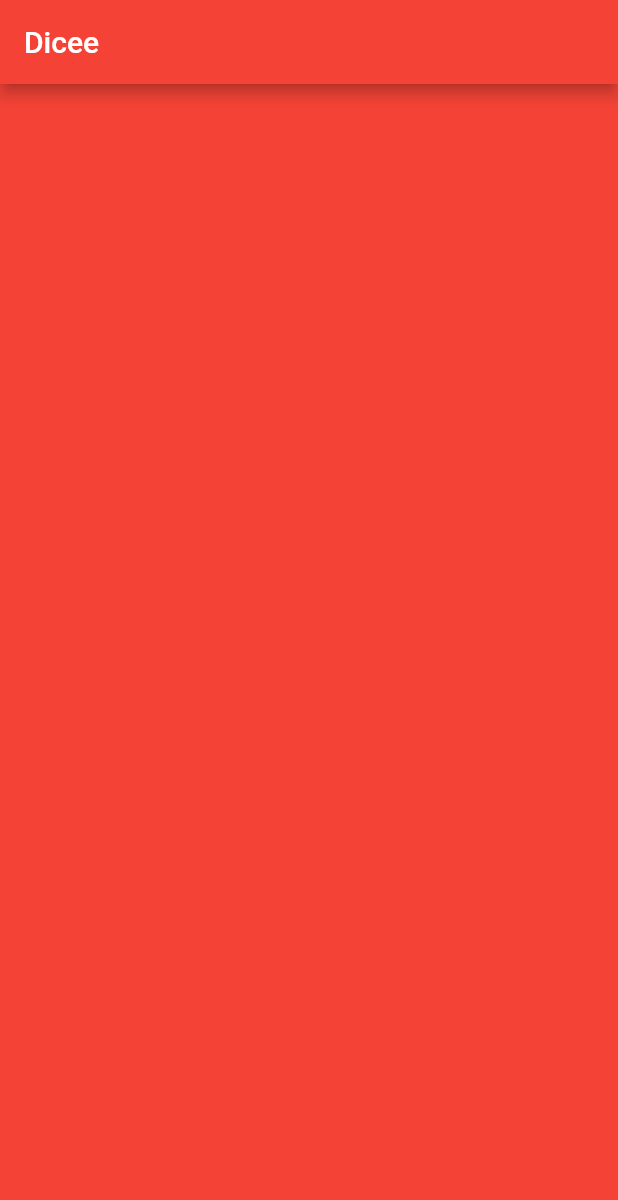
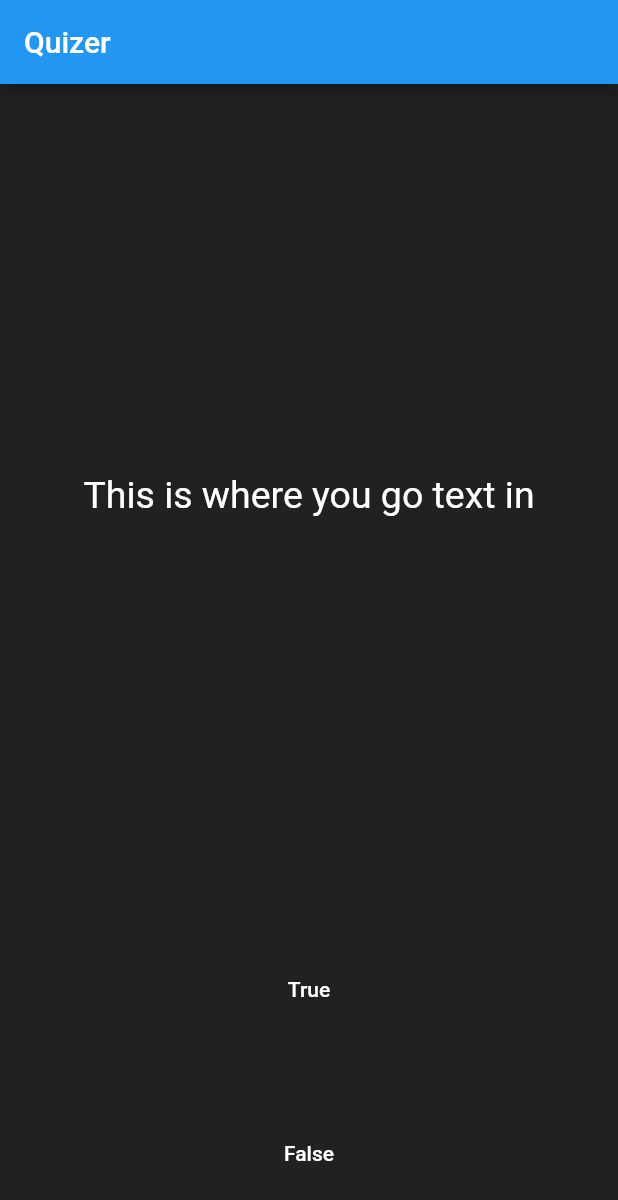
Before and after one commit to frontsunriver/Flutter-tutorial, a Flutter app: the screen it shows after launch, on a phone screen of 412 x 824 dp. Shown: the top 1200 px of the screen. Run offline on Flutter 3.47's test engine with Material 2 defaults, Android fonts, the phone set to English and light mode, and no system bars.

Commit message:
finish tutorials

```diff
--- a/lib/main.dart
+++ b/lib/main.dart
@@ -1,23 +1,75 @@
 import 'package:flutter/material.dart';
 
 void main() {
-  return runApp(
-    MaterialApp(
+  runApp(Quizzler());
+}
+
+class Quizzler extends StatelessWidget {
+  @override
+  Widget build(BuildContext context) {
+    return MaterialApp(
       home: Scaffold(
-        backgroundColor: Colors.red,
+        backgroundColor: Colors.grey.shade900,
         appBar: AppBar(
-          title: Text('Dicee'),
-          backgroundColor: Colors.red,
+          title: Text("Quizer"),
         ),
-        body: DicePage(),
+        body: SafeArea(
+          child: Padding(
+            padding: EdgeInsets.symmetric(horizontal: 10.0),
+            child: QuizePage(),
+          ),
         ),
       ),
     );
   }
+}
 
-class DicePage extends StatelessWidget {
+class QuizePage extends StatefulWidget {
+  @override
+  _QuizePageState createState() => _QuizePageState();
+}
+
+class _QuizePageState extends State<QuizePage> {
   @override
   Widget build(BuildContext context) {
-    return Container();
+    return Column(
+      mainAxisAlignment: MainAxisAlignment.spaceBetween,
+      crossAxisAlignment: CrossAxisAlignment.stretch,
+      children: <Widget>[
+        Expanded(
+            flex: 5,
+            child: Padding(
+              padding: EdgeInsets.all(10.0),
+              child: Center(
+                child: Text(
+                  "This is where you go text in",
+                  textAlign: TextAlign.center,
+                  style: TextStyle(fontSize: 25, color: Colors.white),
+                ),
+              ),
+            )),
+        Expanded(
+            child: Padding(
+                padding: EdgeInsets.all(10.0),
+                child: FlatButton(
+                  textColor: Colors.white,
+                  child: Text(
+                    "True",
+                    textAlign: TextAlign.center,
+                    style: TextStyle(color: Colors.white),
+                  ),
+                ))),
+        Expanded(
+            child: Padding(
+                padding: EdgeInsets.all(10.0),
+                child: FlatButton(
+                    textColor: Colors.green,
+                    child: Text(
+                      "False",
+                      textAlign: TextAlign.center,
+                      style: TextStyle(color: Colors.white),
+                    )))),
+      ],
+    );
   }
 }
--- /dev/null
+++ b/lib/xylophoneApp.dart
@@ -0,0 +1,18 @@
+import 'package:flutter/material.dart';
+
+void main() {
+  runApp(XylophoneApp());
+}
+
+class XylophoneApp extends StatelessWidget {
+  @override
+  Widget build(BuildContext context) {
+    return MaterialApp(
+        home: Scaffold(
+      appBar: AppBar(title: Text("XylophoneApp")),
+      body: SafeArea(
+        child: Container(),
+      ),
+    ));
+  }
+}
```
Also changed, not shown: lib/micard.dart (added, +66 -0 lines). Lines whose indentation alone changed are shown as unchanged.
